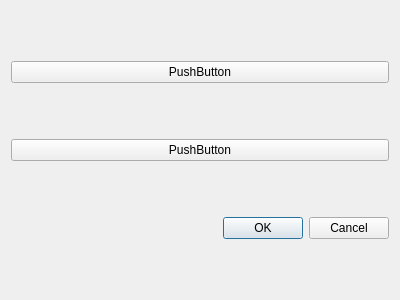
Before: the Qt Designer form ui/column.ui in Epono/qastle, drawn with Qt 5.
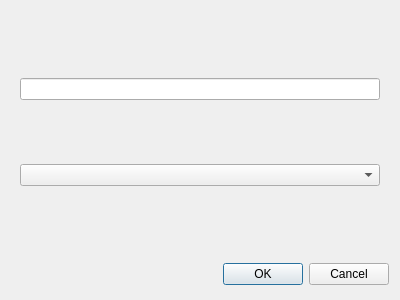
After: the same form once the commit is applied.

The edit to the form file:
```diff
--- a/ui/column.ui
+++ b/ui/column.ui
@@ -16,6 +16,18 @@
   <layout class="QGridLayout" name="gridLayout">
    <item row="2" column="0">
     <widget class="QDialogButtonBox" name="buttonBox">
+     <property name="sizePolicy">
+      <sizepolicy hsizetype="Expanding" vsizetype="Minimum">
+       <horstretch>0</horstretch>
+       <verstretch>0</verstretch>
+      </sizepolicy>
+     </property>
+     <property name="maximumSize">
+      <size>
+       <width>16777215</width>
+       <height>30</height>
+      </size>
+     </property>
      <property name="orientation">
       <enum>Qt::Horizontal</enum>
      </property>
@@ -24,18 +36,22 @@
      </property>
     </widget>
    </item>
-   <item row="0" column="0">
-    <widget class="QPushButton" name="pushButton">
-     <property name="text">
-      <string>PushButton</string>
-     </property>
-    </widget>
-   </item>
    <item row="1" column="0">
-    <widget class="QPushButton" name="pushButton_2">
-     <property name="text">
-      <string>PushButton</string>
+    <widget class="QWidget" name="widget" native="true">
+     <property name="sizePolicy">
+      <sizepolicy hsizetype="Preferred" vsizetype="Preferred">
+       <horstretch>0</horstretch>
+       <verstretch>0</verstretch>
+      </sizepolicy>
      </property>
+     <layout class="QGridLayout" name="gridLayout_3">
+      <item row="1" column="0">
+       <widget class="QLineEdit" name="lineEdit"/>
+      </item>
+      <item row="2" column="0">
+       <widget class="QComboBox" name="comboBox"/>
+      </item>
+     </layout>
     </widget>
    </item>
   </layout>
```
Left out of the diff: 8 changed lines with no effect on the pictures.
